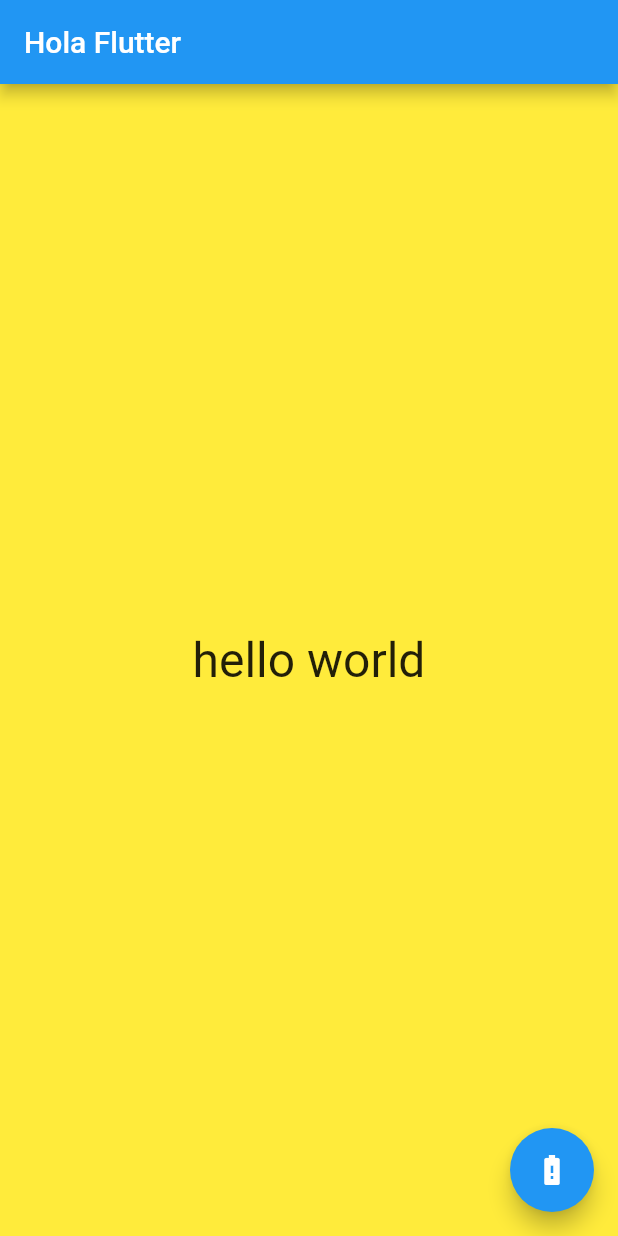
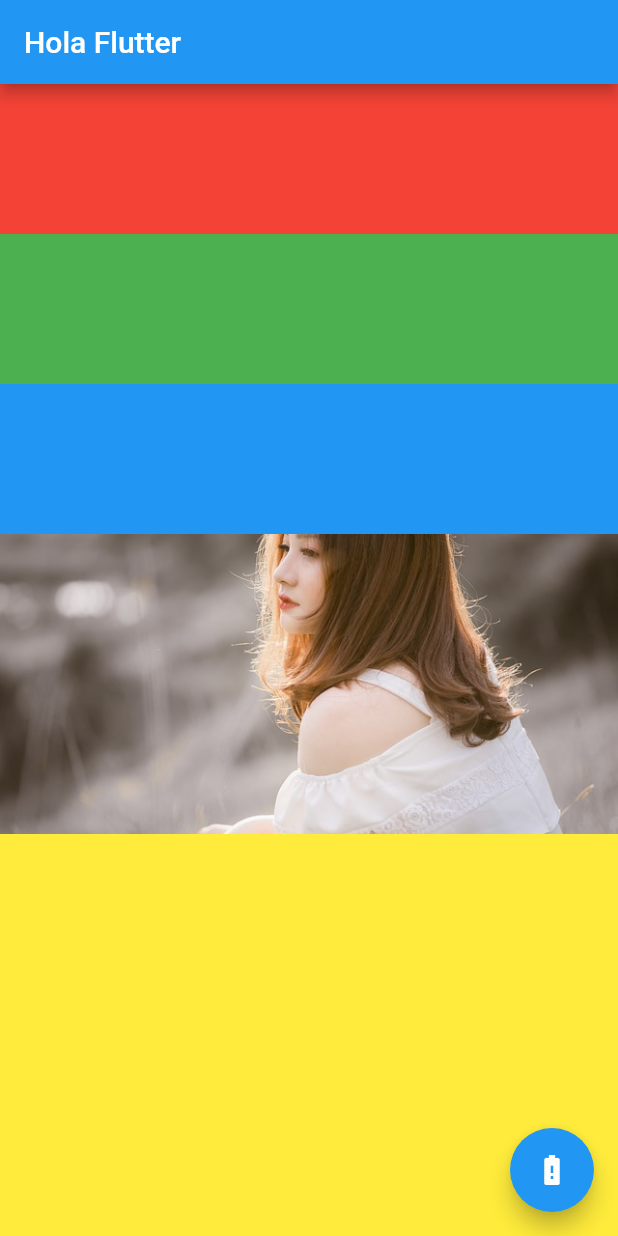
Before and after one commit to JaumeMontagut/CITM_3_MobileDevices, a Flutter app: the screen it shows after launch, on a phone screen of 412 x 824 dp. Run offline on Flutter 3.47's test engine with Material 2 defaults, Android fonts, the light colour scheme and no system bars.

Commit message:
adding image and column widget

```diff
--- a/2019-10-01/flutter/examples/lib/main.dart
+++ b/2019-10-01/flutter/examples/lib/main.dart
@@ -5,6 +5,15 @@ void main() {
     App(),
   );
 }
+
+// body: Center(
+//           child: Container(
+//             width: 200,
+//             height: 200,
+//             child: Image.asset('assets/girl.jpg',
+//             fit: BoxFit.cover),
+//           ),
+//         ),
 
 class App extends StatelessWidget {
   const App({
@@ -18,14 +27,30 @@ class App extends StatelessWidget {
         appBar: AppBar(
           title: Text('Hola Flutter'),
         ),
-        body: Center(
-          child: Text(
-            'hello world',
-            style: TextStyle(
-              fontSize: 32,
-            ),
+        body: Column(
+          crossAxisAlignment: CrossAxisAlignment.stretch,
+          children: <Widget>[
+          Container(
+            width: 100,
+            height: 100,
+            color: Colors.red,
           ),
-        ),
+          Container(
+            width: 100,
+            height: 100,
+            color: Colors.green,
+          ),
+          Container(
+            width: 100,
+            height: 100,
+            color: Colors.blue,
+          ),
+          Container(
+            width: 200,
+            height: 200,
+            child: Image.asset('assets/girl.jpg', fit: BoxFit.cover),
+          )
+        ]),
         backgroundColor: Colors.yellow,
         floatingActionButton: FloatingActionButton(
           child: Icon(Icons.battery_alert),
--- a/2019-10-01/flutter/examples/pubspec.yaml
+++ b/2019-10-01/flutter/examples/pubspec.yaml
@@ -45,6 +45,9 @@ flutter:
   #  - images/a_dot_burr.jpeg
   #  - images/a_dot_ham.jpeg
 
+  assets:
+    - assets/girl.jpg
+
   # An image asset can refer to one or more resolution-specific "variants", see
   # https://flutter.dev/assets-and-images/#resolution-aware.
 
```
Also changed, not shown: 2019-10-01/flutter/examples/assets/girl.jpg (added).
